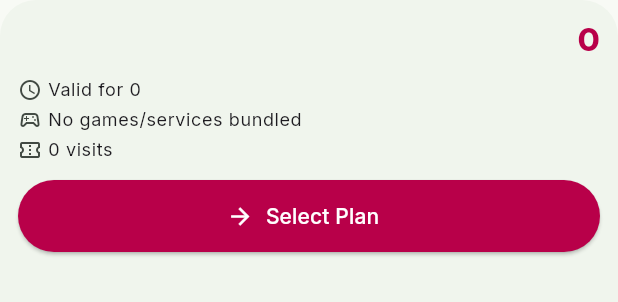
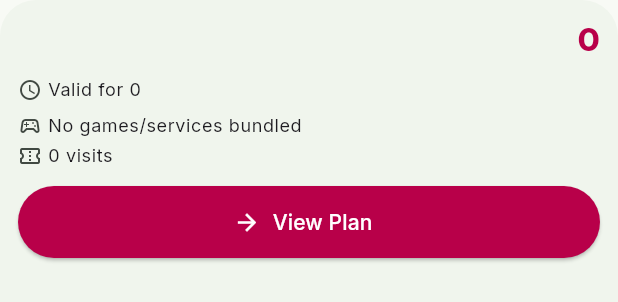
Before and after one commit to IkyIsaac/bonding_love_garden, a Flutter app: the _PlanCard widget shown alone on an empty page, opened directly with empty values, on a phone screen of 412 x 824 dp. Shown: the top 302 px of the screen. Run offline on Flutter 3.47's test engine with Material 3 defaults, Android fonts, the phone set to English and light mode, and no system bars; our stand-ins replace flutter_riverpod, freezed_annotation, go_router, google_fonts, qr_flutter, supabase_flutter; missing offline and left inert: mobile_scanner; accounts and stored records are empty; network calls fail.

Commit message:
Mobile: show included games/services on plans, detail, and checkout
Customers previously had no way to see what a plan included before
buying it. Plan cards now show up to 3 included-item chips and a new
"View Plan" detail screen lists the full set with a buy action;
checkout also lists what's included above the price breakdown.

```diff
--- a/mobile/lib/core/models/access_plan.dart
+++ b/mobile/lib/core/models/access_plan.dart
@@ -10,9 +10,9 @@ AccessPlanType _planTypeFromString(String value) {
       : AccessPlanType.singleVisit;
 }
 
-/// 1:1 with `access_plans`, plus includedItemCount which is derived from a
-/// separate access_plan_items query (see plans_providers.dart) rather than
-/// stored on the row.
+/// 1:1 with `access_plans`, plus includedItemNames which is derived from a
+/// separate access_plan_items -> catalog_items join (see
+/// plans_providers.dart) rather than stored on the row.
 @freezed
 abstract class AccessPlan with _$AccessPlan {
   const factory AccessPlan({
@@ -24,12 +24,12 @@ abstract class AccessPlan with _$AccessPlan {
     required String validityUnit,
     int? visitLimit,
     String? description,
-    required int includedItemCount,
+    required List<String> includedItemNames,
   }) = _AccessPlan;
 
   factory AccessPlan.fromJson(
     Map<String, dynamic> json, {
-    required int includedItemCount,
+    required List<String> includedItemNames,
   }) {
     return AccessPlan(
       id: json['id'] as String,
@@ -40,7 +40,7 @@ abstract class AccessPlan with _$AccessPlan {
       validityUnit: json['validity_unit'] as String,
       visitLimit: json['visit_limit'] as int?,
       description: json['description'] as String?,
-      includedItemCount: includedItemCount,
+      includedItemNames: includedItemNames,
     );
   }
 }
--- a/mobile/lib/core/routing/app_router.dart
+++ b/mobile/lib/core/routing/app_router.dart
@@ -15,6 +15,7 @@ import '../../features/customer/family/family_screen.dart';
 import '../../features/customer/memberships/memberships_screen.dart';
 import '../../features/customer/memberships/reservation_payment_screen.dart';
 import '../../features/customer/notifications/notifications_screen.dart';
+import '../../features/customer/plans/plan_detail_screen.dart';
 import '../../features/customer/plans/plans_screen.dart';
 import '../../features/customer/wallet/wallet_screen.dart';
 import '../../features/customer/wristbands/wristbands_screen.dart';
@@ -81,6 +82,11 @@ final appRouterProvider = Provider<GoRouter>((ref) {
         path: '/customer/checkout',
         builder: (context, state) =>
             CheckoutScreen(plan: state.extra as AccessPlan),
+      ),
+      GoRoute(
+        path: '/customer/plans/detail',
+        builder: (context, state) =>
+            PlanDetailScreen(plan: state.extra as AccessPlan),
       ),
       GoRoute(
         path: '/customer/memberships',
--- a/mobile/lib/features/customer/plans/plans_screen.dart
+++ b/mobile/lib/features/customer/plans/plans_screen.dart
@@ -108,7 +108,7 @@ class _PlansScreenState extends ConsumerState<PlansScreen> {
                           plan: p,
                           entryFee: entryFee.value,
                           onSelect: () =>
-                              context.push('/customer/checkout', extra: p),
+                              context.push('/customer/plans/detail', extra: p),
                         ),
                       )
                       .toList(),
@@ -246,7 +246,8 @@ class _PlanCard extends StatelessWidget {
                 ),
               ],
             ),
-            const SizedBox(height: 4),
+            const SizedBox(height: AppSpacing.base),
+            if (plan.includedItemNames.isEmpty)
               Row(
                 children: [
                   const Icon(
@@ -256,10 +257,22 @@ class _PlanCard extends StatelessWidget {
                   ),
                   const SizedBox(width: 4),
                   Text(
-                  plan.includedItemCount == 0
-                      ? 'No games/services bundled'
-                      : '${plan.includedItemCount} games/services included',
+                    'No games/services bundled',
                     style: Theme.of(context).textTheme.bodySmall,
+                  ),
+                ],
+              )
+            else
+              Wrap(
+                spacing: AppSpacing.base,
+                runSpacing: 4,
+                children: [
+                  ...plan.includedItemNames
+                      .take(3)
+                      .map((name) => _IncludedItemChip(name: name)),
+                  if (plan.includedItemNames.length > 3)
+                    _IncludedItemChip(
+                      name: '+${plan.includedItemNames.length - 3} more',
                     ),
                 ],
               ),
@@ -284,7 +297,7 @@ class _PlanCard extends StatelessWidget {
             ElevatedButton.icon(
               onPressed: onSelect,
               icon: const Icon(Icons.arrow_forward),
-              label: const Text('Select Plan'),
+              label: const Text('View Plan'),
               style: ElevatedButton.styleFrom(
                 backgroundColor: AppColors.secondary,
                 foregroundColor: AppColors.onSecondary,
@@ -293,6 +306,24 @@ class _PlanCard extends StatelessWidget {
           ],
         ),
       ),
+    );
+  }
+}
+
+class _IncludedItemChip extends StatelessWidget {
+  const _IncludedItemChip({required this.name});
+
+  final String name;
+
+  @override
+  Widget build(BuildContext context) {
+    return Container(
+      padding: const EdgeInsets.symmetric(horizontal: 10, vertical: 4),
+      decoration: BoxDecoration(
+        color: AppColors.surfaceVariant,
+        borderRadius: BorderRadius.circular(AppRadii.full),
+      ),
+      child: Text(name, style: Theme.of(context).textTheme.bodySmall),
     );
   }
 }
```
Also changed, not shown: mobile/lib/features/customer/checkout/checkout_screen.dart (+18 -0 lines), mobile/lib/features/customer/plans/plan_detail_screen.dart (added, +155 -0 lines), mobile/lib/features/customer/plans/plans_providers.dart (+28 -9 lines), mobile/lib/core/models/access_plan.freezed.dart. Lines whose indentation alone changed are shown as unchanged.
